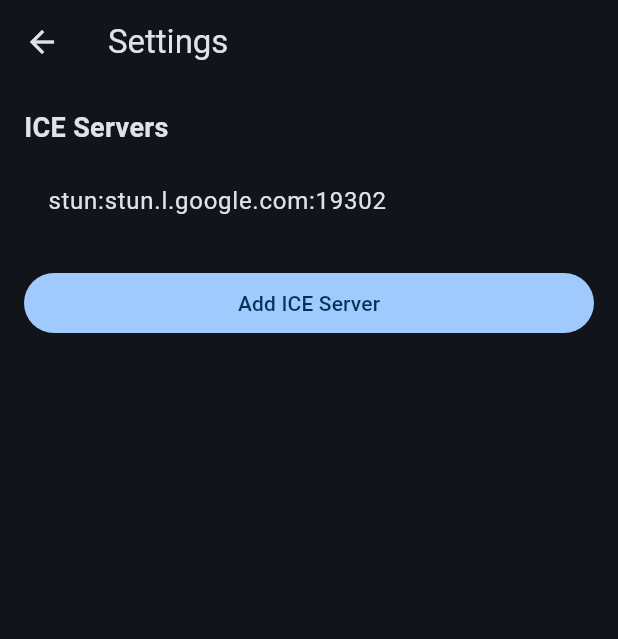
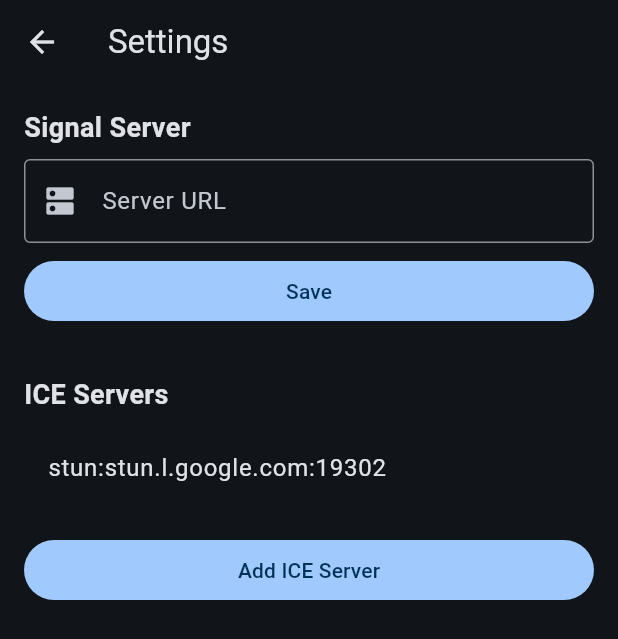
Before and after one commit to wu529778790/VibeDesk, a Flutter app: the SettingsScreen screen opened directly, on a phone screen of 412 x 824 dp. Shown: the top 639 px of the screen. Run offline on Flutter 3.47's test engine with Material 3 defaults, Android fonts, the phone set to English and light mode, and no system bars; our stand-ins replace flutter_riverpod, go_router, shared_preferences; missing offline and left inert: dart:ffi, flutter_webrtc, win32; accounts and stored records are empty.

Commit message:
feat: add signal server URL config to settings screen
Co-Authored-By: Claude Opus 4.7 <noreply@anthropic.com>

```diff
--- a/apps/app/lib/features/settings/presentation/settings_screen.dart
+++ b/apps/app/lib/features/settings/presentation/settings_screen.dart
@@ -1,14 +1,35 @@
 import 'package:flutter/material.dart';
 import 'package:flutter_riverpod/flutter_riverpod.dart';
+import '../../../core/signaling/signal_server_provider.dart';
 import '../domain/ice_config.dart';
 
 final iceConfigProvider = StateProvider<IceConfig>((ref) => const IceConfig());
 
-class SettingsScreen extends ConsumerWidget {
+class SettingsScreen extends ConsumerStatefulWidget {
   const SettingsScreen({super.key});
 
   @override
-  Widget build(BuildContext context, WidgetRef ref) {
+  ConsumerState<SettingsScreen> createState() => _SettingsScreenState();
+}
+
+class _SettingsScreenState extends ConsumerState<SettingsScreen> {
+  late TextEditingController _serverController;
+
+  @override
+  void initState() {
+    super.initState();
+    final url = ref.read(signalServerProvider).valueOrNull ?? '';
+    _serverController = TextEditingController(text: url);
+  }
+
+  @override
+  void dispose() {
+    _serverController.dispose();
+    super.dispose();
+  }
+
+  @override
+  Widget build(BuildContext context) {
     final config = ref.watch(iceConfigProvider);
 
     return Scaffold(
@@ -16,6 +37,40 @@ class SettingsScreen extends ConsumerWidget {
       body: ListView(
         padding: const EdgeInsets.all(16),
         children: [
+          // Signal Server
+          const Text(
+            'Signal Server',
+            style: TextStyle(fontSize: 18, fontWeight: FontWeight.bold),
+          ),
+          const SizedBox(height: 8),
+          TextField(
+            controller: _serverController,
+            decoration: const InputDecoration(
+              labelText: 'Server URL',
+              border: OutlineInputBorder(),
+              prefixIcon: Icon(Icons.dns),
+              hintText: 'wss://signal.vibedesk.app',
+            ),
+          ),
+          const SizedBox(height: 8),
+          SizedBox(
+            width: double.infinity,
+            child: FilledButton(
+              onPressed: () {
+                final url = _serverController.text.trim();
+                if (url.isNotEmpty) {
+                  ref.read(signalServerProvider.notifier).setUrl(url);
+                  ScaffoldMessenger.of(context).showSnackBar(
+                    const SnackBar(content: Text('Server URL saved')),
+                  );
+                }
+              },
+              child: const Text('Save'),
+            ),
+          ),
+          const SizedBox(height: 32),
+
+          // ICE Servers
           const Text(
             'ICE Servers',
             style: TextStyle(fontSize: 18, fontWeight: FontWeight.bold),
```
